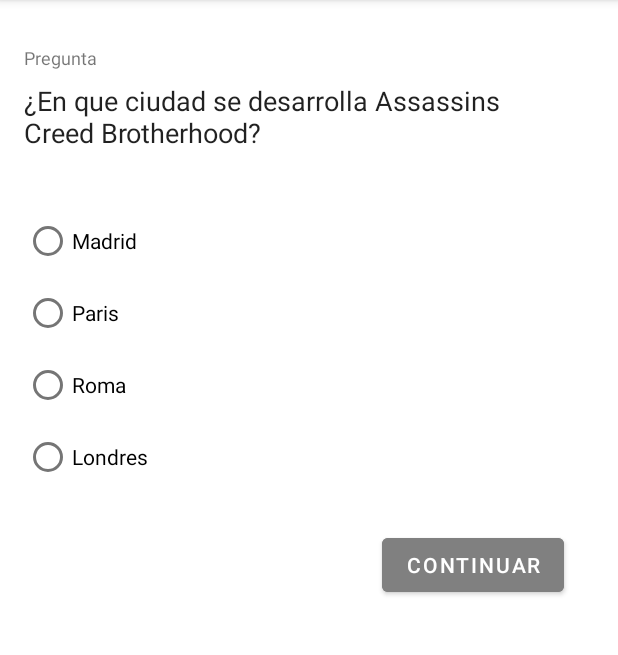
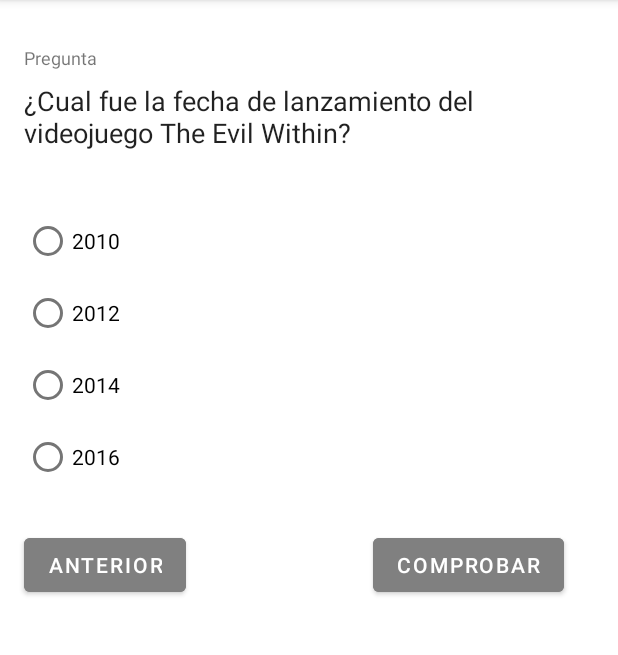
Before and after one commit to kolaso13/Quiz, an Android app: the screen it shows after launch (MainActivity), after a tap on "CONTINUAR", on a phone screen of 412 x 824 dp, the part 84-739 px from its top. Run offline under Robolectric (Android 15) with nearby library versions, the phone set to English and light mode, and no system bars.

Commit message:
2 commit

```diff
--- a/app/src/main/java/com/example/quiz/MainActivity.java
+++ b/app/src/main/java/com/example/quiz/MainActivity.java
@@ -15,25 +15,30 @@ public class MainActivity extends AppCompatActivity {
     private int idRespuestas[] = {
         R.id.respuesta1,R.id.respuesta2,R.id.respuesta3,R.id.respuesta4
     };
+    private int correcta;
+    private int preguntaActual;
+    private String[] preguntas;
+    private TextView text_question;
+    private RadioGroup group;
+    private boolean[] respuesta_correcta;
+    private Button botonContinuar, botonAnterior;
 
     @Override
     protected void onCreate(Bundle savedInstanceState) {
         super.onCreate(savedInstanceState);
         setContentView(R.layout.activity_main);
 
-        TextView text_question = (TextView) findViewById(R.id.pregunta);
-        text_question.setText(R.string.pregunta);
+        text_question = (TextView) findViewById(R.id.pregunta);
+        group = (RadioGroup) findViewById(R.id.gruporespuestas);
+        botonContinuar = (Button) findViewById(R.id.check);
+        botonAnterior = (Button) findViewById(R.id.anterior);
 
-        String[] respuestas = getResources().getStringArray(R.array.respuestas);
-        for(int i=0;i<idRespuestas.length;i++){
-            RadioButton rb = (RadioButton) findViewById(idRespuestas[i]);
-            rb.setText(respuestas[i]);
-        }
+        preguntas = getResources().getStringArray(R.array.preguntas);
+        respuesta_correcta = new boolean[preguntas.length];
+        preguntaActual=0;
+        mostrarPregunta();
 
-        final int correcta = getResources().getInteger(R.integer.correcto);
-        final RadioGroup group = (RadioGroup) findViewById(R.id.gruporespuestas);
-        Button check = (Button) findViewById(R.id.check);
-        check.setOnClickListener(new View.OnClickListener() {
+        botonContinuar.setOnClickListener(new View.OnClickListener() {
             @Override
             public void onClick(View view) {
                 int id = group.getCheckedRadioButtonId();
@@ -42,14 +47,56 @@ public class MainActivity extends AppCompatActivity {
                     if(idRespuestas[i] == id){
                         answer = i;
                     }
+                }
 
+                respuesta_correcta[preguntaActual] = (answer == correcta);
+                if(preguntaActual < preguntas.length-1){
+                    preguntaActual++;
+                    mostrarPregunta();
+                }else{
+                    int correctas = 0, incorrectas = 0;
+                    for(boolean b: respuesta_correcta){
+                      if (b) correctas++;
+                      else incorrectas++;
+                    }
+                    String resultados = String.format("Correctas: %d -- Incorrectas: %d",correctas,incorrectas);
+                    Toast.makeText(MainActivity.this, resultados, Toast.LENGTH_LONG).show();
                 }
-                if(answer == correcta){
-                    Toast.makeText(MainActivity.this, R.string.correctolabel, Toast.LENGTH_SHORT).show();
-                }else{
-                    Toast.makeText(MainActivity.this, R.string.incorrectolabel, Toast.LENGTH_SHORT).show();
+            }
+        });
+        botonAnterior.setOnClickListener(new View.OnClickListener() {
+            @Override
+            public void onClick(View view) {
+                if(preguntaActual > 0){
+                    preguntaActual--;
+                    mostrarPregunta();
                 }
             }
         });
     }
+
+    private void mostrarPregunta() {
+        String q = preguntas[preguntaActual];
+        String[] partes = q.split(";");
+
+        group.clearCheck();
+        text_question.setText(partes[0]);
+        for(int i=0;i<idRespuestas.length;i++){
+            RadioButton rb = (RadioButton) findViewById(idRespuestas[i]);
+            String respuesta = partes[i+1];
+            if(respuesta.charAt(0) == '*'){
+                correcta = i;
+                respuesta = respuesta.substring(1);
+            }
+            rb.setText(respuesta);
+        }
+        if(preguntaActual == 0){
+            botonAnterior.setVisibility(View.GONE);
+        }else{
+            botonAnterior.setVisibility(View.VISIBLE);
+        }
+        if(preguntaActual == preguntas.length-1){
+            botonContinuar.setText(R.string.check);
+        }
+    }
 }
--- a/app/src/main/res/layout/activity_main.xml
+++ b/app/src/main/res/layout/activity_main.xml
@@ -11,7 +11,7 @@
         android:layout_width="wrap_content"
         android:layout_height="wrap_content"
         android:layout_marginStart="16dp"
-        android:text="Pregunta"
+        android:text="@string/questionlabel"
         android:textSize="12sp"
         app:layout_constraintBottom_toBottomOf="parent"
         app:layout_constraintStart_toStartOf="parent"
@@ -69,8 +69,18 @@
         android:layout_height="wrap_content"
         android:layout_marginTop="24dp"
         android:backgroundTint="#808080"
-        android:text="@string/check"
+        android:text="@string/continuar"
         app:layout_constraintEnd_toEndOf="@+id/gruporespuestas"
         app:layout_constraintTop_toBottomOf="@+id/gruporespuestas" />
 
+    <Button
+        android:id="@+id/anterior"
+        android:layout_width="wrap_content"
+        android:layout_height="wrap_content"
+        android:layout_marginTop="24dp"
+        android:backgroundTint="#808080"
+        android:text="@string/anterior"
+        app:layout_constraintStart_toStartOf="@+id/gruporespuestas"
+        app:layout_constraintTop_toBottomOf="@+id/gruporespuestas" />
+
 </androidx.constraintlayout.widget.ConstraintLayout>
--- a/app/src/main/res/values/strings.xml
+++ b/app/src/main/res/values/strings.xml
@@ -1,16 +1,28 @@
 <resources>
     <string name="app_name">Quiz</string>
     <string name="questionlabel">Pregunta</string>
-    <string name="check">Continuar</string>
+    <string name="check">Comprobar</string>
+    <string name="anterior">Anterior</string>
+    <string name="continuar">Continuar</string>
     <string name="correctolabel">Ondo crack</string>
     <string name="incorrectolabel">Hay que estudiar crack</string>
 
-    <string name="pregunta">¿En que ciudad se desarrolla Assassins Creed Brotherhood?</string>
-    <array name="respuestas">
-        <item>Madrid</item>
-        <item>Paris</item>
-        <item>Roma</item>
-        <item>Londres</item>
-    </array>
-    <integer name="correcto">2</integer>
+    <!--
+        <array name="preguntas">
+            <string name="pregunta">¿En que ciudad se desarrolla Assassins Creed Brotherhood?</string>
+            <array name="respuestas">
+                <item name="incorrecto">Madrid</item>
+                <item name="incorrecto">Paris</item>
+                <item name="correcto" >Roma</item>
+                <item name="incorrecto">Londres</item>
+            </array>
+            <integer name="correcto">2</integer>
+        </array>
+        -->
+
+        <array name="preguntas">
+            <item>¿En que ciudad se desarrolla Assassins Creed Brotherhood?;Madrid;Paris;*Roma;Londres</item>
+            <item>¿Cual fue la fecha de lanzamiento del videojuego The Evil Within?;2010;2012;*2014;2016</item>
+        </array>
+
 </resources>
```
